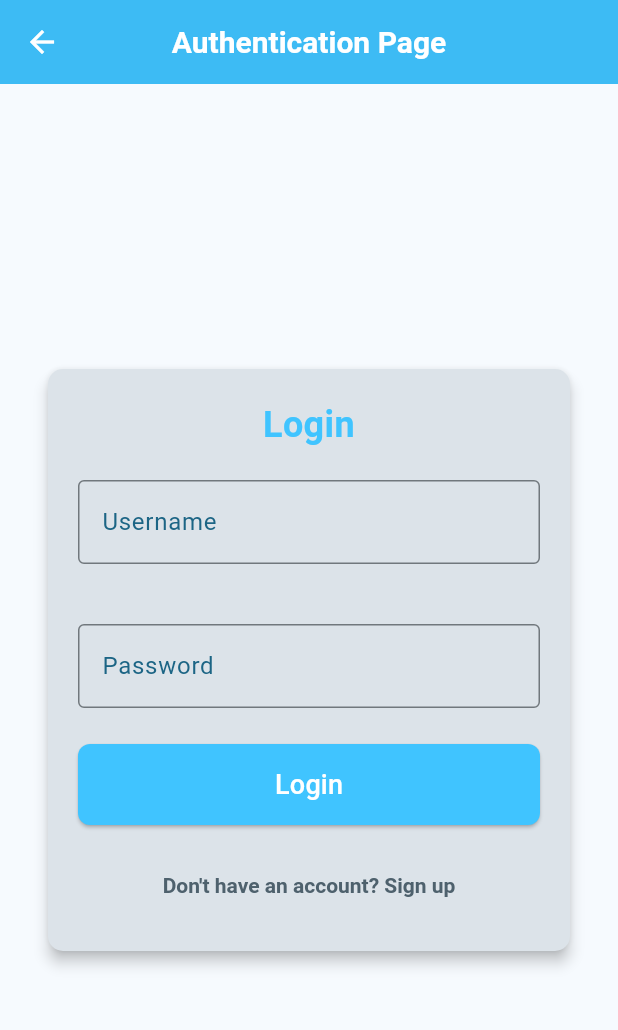
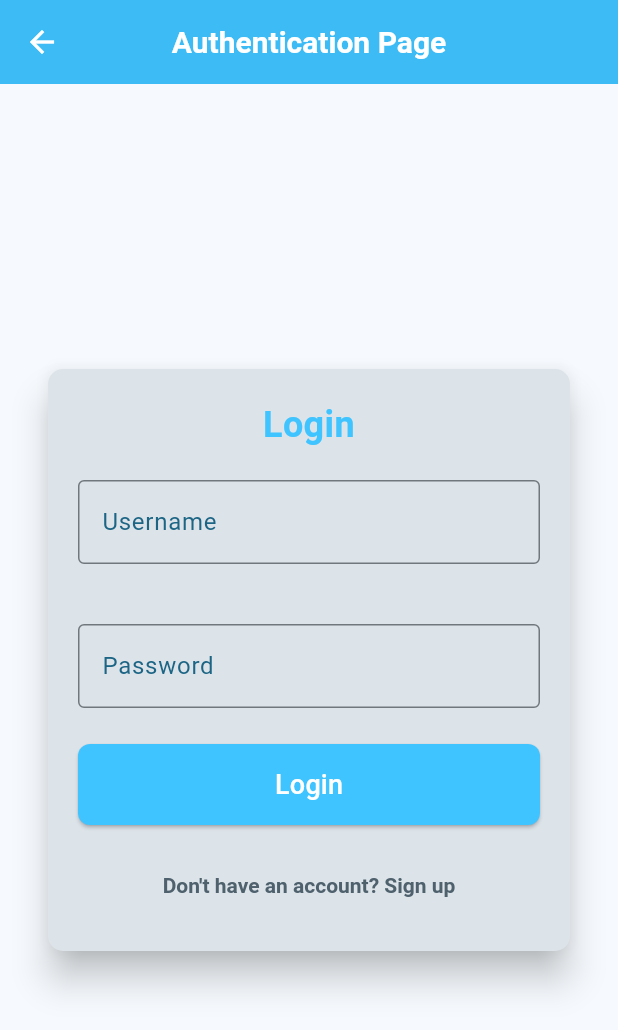
Before and after one commit to Zedestar/flutter_kuku_app, a Flutter app: the AuthPage screen opened by its route, on a phone screen of 412 x 824 dp. Shown: the top 1030 px of the screen. Run offline on Flutter 3.47's test engine with Material 3 defaults, Android fonts, the phone set to English and light mode, and no system bars; our stand-ins replace curved_navigation_bar, easy_localization, fl_chart, flutter_markdown, flutter_secure_storage, graphql_flutter and 4 more; accounts and stored records are empty; project files that could hold a hidden picture were left out.

Commit message:
The commit after refactoring the authenticated page to include the page builder view for vent authentication

```diff
--- /dev/null
+++ b/lib/functions/validator_function.dart
@@ -0,0 +1 @@
+typedef ValidatingFunction = String? Function(String?);
--- a/lib/pages/authentication_page.dart
+++ b/lib/pages/authentication_page.dart
@@ -14,11 +14,14 @@ class AuthPage extends StatefulWidget {
 
 class _AuthPageState extends State<AuthPage> {
   bool _isLogin = true;
+  bool _vetMode = false;
   final _formKey = GlobalKey<FormState>();
   final _emailController = TextEditingController();
   final _usernameController = TextEditingController();
   final _passwordController = TextEditingController();
   final _confirmPasswordController = TextEditingController();
+  final _pageController = PageController();
+  int _currentPage = 0;
 
   @override
   void dispose() {
@@ -26,12 +29,67 @@ class _AuthPageState extends State<AuthPage> {
     _passwordController.dispose();
     _confirmPasswordController.dispose();
     _usernameController.dispose();
+    _pageController.dispose();
     super.dispose();
   }
+
+  final List<Widget> _content = [
+    Padding(
+      padding: const EdgeInsets.all(30),
+      child: Column(
+        mainAxisAlignment: MainAxisAlignment.center,
+        children: [
+          TextFormField(),
+          SizedBox(
+            height: 30,
+          ),
+          TextFormField(),
+        ],
+      ),
+    ),
+    Padding(
+      padding: const EdgeInsets.all(30),
+      child: Column(
+        mainAxisAlignment: MainAxisAlignment.center,
+        children: [
+          TextFormField(),
+          SizedBox(
+            height: 30,
+          ),
+          TextFormField(),
+        ],
+      ),
+    ),
+    Padding(
+      padding: const EdgeInsets.all(30),
+      child: Column(
+        mainAxisAlignment: MainAxisAlignment.center,
+        children: [
+          TextFormField(),
+          SizedBox(
+            height: 30,
+          ),
+          TextFormField(),
+        ],
+      ),
+    ),
+  ];
 
   void _toggleAuthMode() {
     setState(() {
       _isLogin = !_isLogin;
+    });
+  }
+
+  void _toggleVetMode() {
+    setState(() {
+      _vetMode = !_vetMode;
+    });
+  }
+
+  void _onPageChange(int pageNumber) {
+    setState(() {
+      _currentPage = pageNumber;
     });
   }
 
@@ -174,11 +232,12 @@ class _AuthPageState extends State<AuthPage> {
   Widget build(BuildContext context) {
     return Scaffold(
       appBar: theAppBar(context, 'auth_page'),
-      body: Center(
+      body: _vetMode != true
+          ? Center(
               child: SingleChildScrollView(
                 padding: const EdgeInsets.all(20.0),
                 child: Card(
-            elevation: 4.0,
+                  elevation: 10.0,
                   shape: RoundedRectangleBorder(
                     borderRadius: BorderRadius.circular(10.0),
                   ),
@@ -250,7 +309,8 @@ class _AuthPageState extends State<AuthPage> {
                             style: ElevatedButton.styleFrom(
                               backgroundColor: Colors.lightBlueAccent,
                               foregroundColor: Colors.white,
-                        padding: const EdgeInsets.symmetric(vertical: 14.0),
+                              padding:
+                                  const EdgeInsets.symmetric(vertical: 14.0),
                               shape: RoundedRectangleBorder(
                                   borderRadius: BorderRadius.circular(8.0)),
                             ),
@@ -265,7 +325,64 @@ class _AuthPageState extends State<AuthPage> {
                                   ? 'instruction_on_signing_up'.tr()
                                   : 'already_have_account_instruction'.tr(),
                               style: TextStyle(
-                            color: Theme.of(context).colorScheme.secondary),
+                                  color:
+                                      Theme.of(context).colorScheme.secondary),
+                            ),
+                          ),
+                          if (_isLogin == false) ...[
+                            TextButton(
+                              onPressed: _toggleVetMode,
+                              child: Text("Signup as a vet"),
+                            )
+                          ]
+                        ],
+                      ),
+                    ),
+                  ),
+                ),
+              ),
+            )
+          : Center(
+              child: SingleChildScrollView(
+                padding: const EdgeInsets.all(20.0),
+                child: Card(
+                  elevation: 10.0,
+                  shape: RoundedRectangleBorder(
+                    borderRadius: BorderRadius.circular(10.0),
+                  ),
+                  child: Padding(
+                    padding: const EdgeInsets.all(20.0),
+                    child: Form(
+                      key: _formKey,
+                      child: Column(
+                        mainAxisSize: MainAxisSize.min,
+                        crossAxisAlignment: CrossAxisAlignment.stretch,
+                        children: [
+                          SizedBox(
+                            height: 300,
+                            child: PageView.builder(
+                              controller: _pageController,
+                              onPageChanged: _onPageChange,
+                              itemCount: _content.length,
+                              itemBuilder: (context, index) {
+                                return _content[index];
+                              },
+                            ),
+                          ),
+                          Row(
+                            children: List.generate(
+                              _content.length,
+                              (index) => Container(
+                                margin: const EdgeInsets.only(right: 5),
+                                height: 8,
+                                width: _currentPage == index ? 20 : 8,
+                                decoration: BoxDecoration(
+                                  borderRadius: BorderRadius.circular(20),
+                                  color: _currentPage == index
+                                      ? kcolor
+                                      : Colors.grey,
+                                ),
+                              ),
                             ),
                           ),
                         ],
--- a/lib/pages/onboarding_page.dart
+++ b/lib/pages/onboarding_page.dart
@@ -43,6 +43,12 @@ class _OnboardingPageState extends State<OnboardingPage> {
     if (mounted) {
       Navigator.pushReplacementNamed(context, '/home-page');
     }
+  }
+
+  @override
+  void dispose() {
+    _pageController.dispose();
+    super.dispose();
   }
 
   @override
--- a/lib/widgets/form_input_widget.dart
+++ b/lib/widgets/form_input_widget.dart
@@ -15,6 +15,7 @@ class FormInputWidget extends StatelessWidget {
   final String inputHint;
   final String inputLabel;
   final TextInputType textType;
+  // final VoidCallback validatorFunction;
 
   @override
   Widget build(BuildContext context) {
```
Also changed, not shown: lib/pages/profile_page.dart (+7 -0 lines), lib/pages/registering_vet_page.dart (+44 -8 lines). Lines whose indentation alone changed are shown as unchanged.
